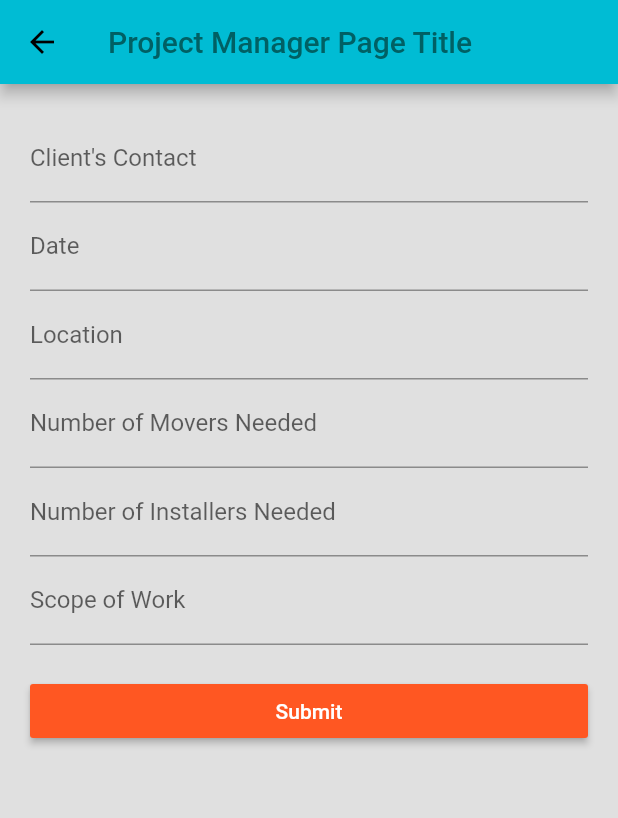
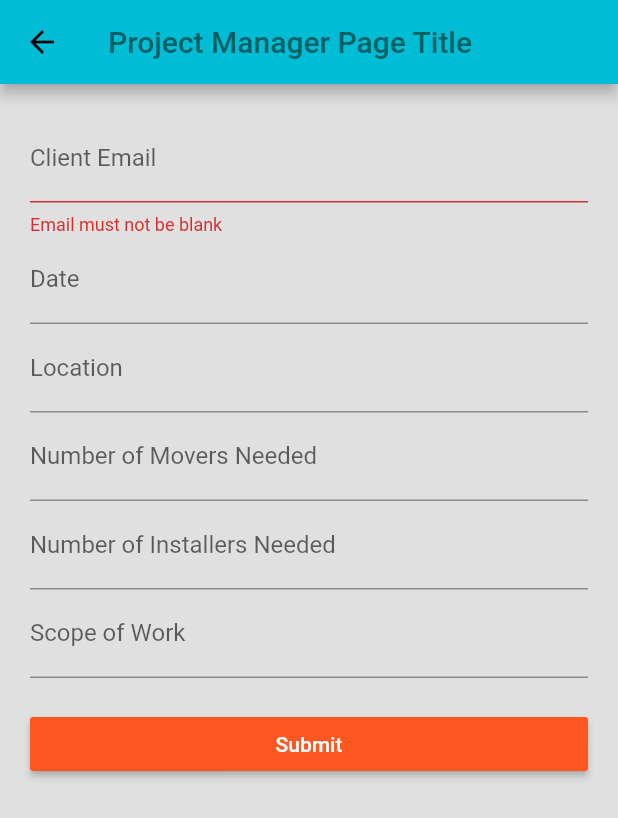
Before and after one commit to marktefftech/workerapp, a Flutter app: the PmLogin screen opened directly, after a tap on "Submit", on a phone screen of 412 x 824 dp. Shown: the top 818 px of the screen. Run offline on Flutter 3.47's test engine with Material 2 defaults, Android fonts, the phone set to English and light mode, and no system bars; our stand-ins replace cloud_firestore; accounts and stored records are empty; network calls fail.

Commit message:
pm_login: add basic form validation

```diff
--- a/lib/main.dart
+++ b/lib/main.dart
@@ -1,6 +1,6 @@
 import 'package:flutter/material.dart';
 import 'package:worker_app/src/project_list.dart';
-//import 'package:worker_app/src/homepage.dart';
+import 'package:worker_app/src/homepage.dart';
 
 void main() => runApp(App());
 
@@ -13,7 +13,7 @@ class App extends StatelessWidget {
       theme: ThemeData(
         primaryColor: Colors.cyan,
       ),
-      home: Projectlist(),
+      home: HomePage(title: "Hu\$tle Up Movers App"),
     );
   }
 }
--- a/lib/src/pm_login.dart
+++ b/lib/src/pm_login.dart
@@ -2,14 +2,15 @@ import 'package:flutter/material.dart';
 
 class PmLogin extends StatefulWidget {
   @override
-  PmLoginState createState() => new PmLoginState();
+  _PmLoginState createState() => _PmLoginState();
 }
 
-class PmLoginState extends State<PmLogin> {
-  final GlobalKey<FormState> _formKey = GlobalKey<FormState>();
+class _PmLoginState extends State<PmLogin> {
+  final _formKey = GlobalKey<FormState>();
+  String _email;
   @override
   Widget build(BuildContext context) {
-    ThemeData theme = Theme.of(context);
+    //ThemeData theme = Theme.of(context);
     return Scaffold(
       appBar: AppBar(
         title: Text(
@@ -21,57 +22,60 @@ class PmLoginState extends State<PmLogin> {
       body: Container(
         padding: EdgeInsets.all(20.0),
         child:  Form(
-          key: this._formKey,
+          key: _formKey,
           child: ListView(
             children: <Widget>[
-              new TextFormField(
-                keyboardType: TextInputType.emailAddress, // Use email input type for emails.
-                decoration: new InputDecoration(
+              TextFormField(
+                keyboardType: TextInputType.emailAddress,
+                decoration: InputDecoration(
                   hintText: 'name@example.com',
-                  labelText: "Client's Contact"
-                )
+                  labelText: "Client Email",
+                ),
+                validator: _validateEmail,
+                onSaved: (input) => _email = input,
               ),
-              new TextFormField(
+              TextFormField(
                 keyboardType: TextInputType.datetime,
                 decoration: InputDecoration(
                   labelText: 'Date'
                 ),
+
               ),
-              new TextFormField(
+              TextFormField(
                 keyboardType: TextInputType.text,
                 decoration: InputDecoration(
                   labelText: 'Location'
                 ),
               ),
-              new TextFormField(
+              TextFormField(
                 keyboardType: TextInputType.number,
                 decoration: InputDecoration(
                   labelText: 'Number of Movers Needed'
                 ),
               ),
-              new TextFormField(
+              TextFormField(
                 keyboardType: TextInputType.number,
                 decoration: InputDecoration(
                   labelText: 'Number of Installers Needed'
                 ),
               ),
-
-              new TextFormField(
+              TextFormField(
                 keyboardType: TextInputType.multiline,
                 maxLines: null,
                 decoration: InputDecoration(
                   labelText: 'Scope of Work'
                 ),
               ),
-              new Container(
-                child: new RaisedButton(
-                  child: new Text(
+              Container(
+                child: RaisedButton(
+                  onPressed: _submit,
+                  child: Text(
                     'Submit',
-                    style: new TextStyle(
+                    style: TextStyle(
                       color: Colors.white
                     ),
                   ),
-                  onPressed: () {},
+
                   color: Colors.deepOrange,
                 ),
                 margin: new EdgeInsets.only(
@@ -84,4 +88,21 @@ class PmLoginState extends State<PmLogin> {
       ),
     );
   }
+
+  void _submit() {
+    if (_formKey.currentState.validate()) {
+      print('INSIDE _formKey.currentState.validate()');
+      print(_formKey.currentState);
+      _formKey.currentState.save();
+    }
+  }
+
+  String _validateEmail(String value) {
+    if(value == '') {
+      return 'Email must not be blank';
+    } else if (!value.contains('@')) {
+      return 'Email must contain an \'@\' symbol';
+    }
+    return null;
+  }
 }
```
Also changed, not shown: lib/src/homepage.dart (+21 -0 lines), lib/src/project_list.dart (+4 -4 lines).
